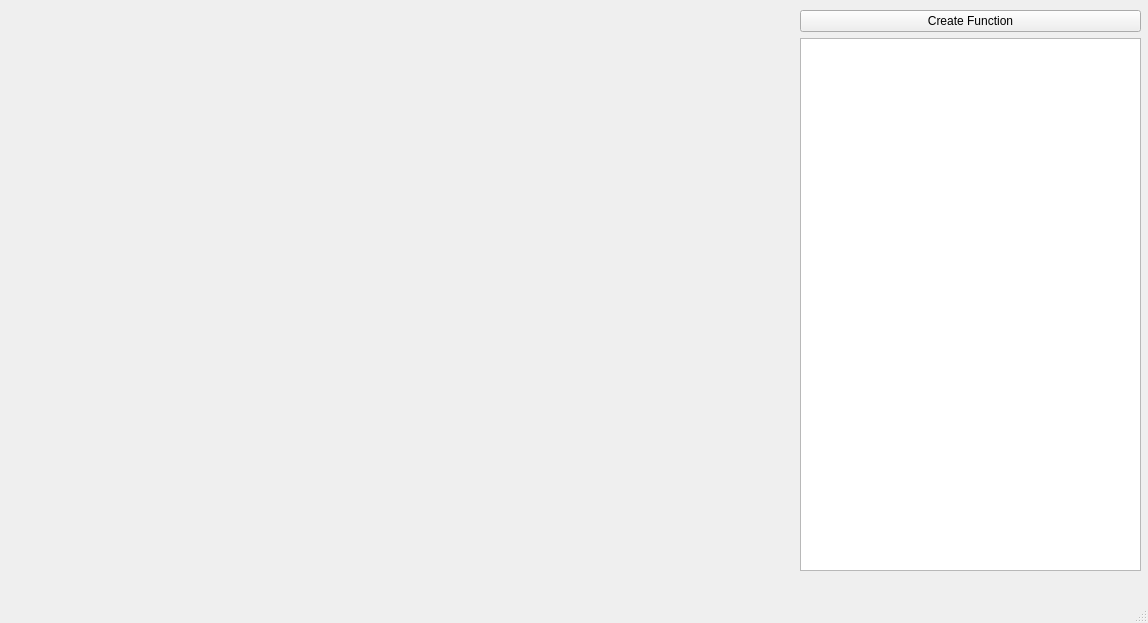
The window that EquationDrawing/mainwindow.ui (jovi920204/EquationDrawing) describes before a commit, drawn with Qt 5.
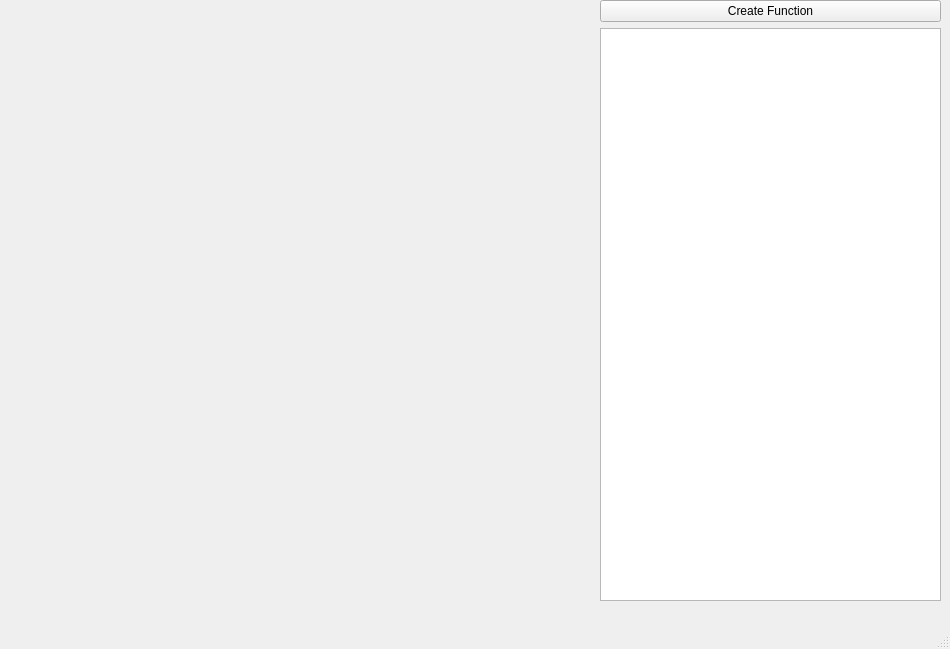
The same window after the commit.

```diff
--- a/EquationDrawing/mainwindow.ui
+++ b/EquationDrawing/mainwindow.ui
@@ -6,21 +6,21 @@
    <rect>
     <x>0</x>
     <y>0</y>
-    <width>1148</width>
-    <height>623</height>
+    <width>950</width>
+    <height>649</height>
    </rect>
   </property>
   <property name="windowTitle">
    <string>MainWindow</string>
   </property>
   <widget class="QWidget" name="centralwidget">
-   <widget class="QWidget" name="">
+   <widget class="QWidget" name="layoutWidget">
     <property name="geometry">
      <rect>
-      <x>800</x>
-      <y>10</y>
+      <x>600</x>
+      <y>0</y>
       <width>341</width>
-      <height>561</height>
+      <height>601</height>
      </rect>
     </property>
     <layout class="QVBoxLayout" name="verticalLayout">
```
Left out of the diff: 15 changed lines with no effect on the pictures.
